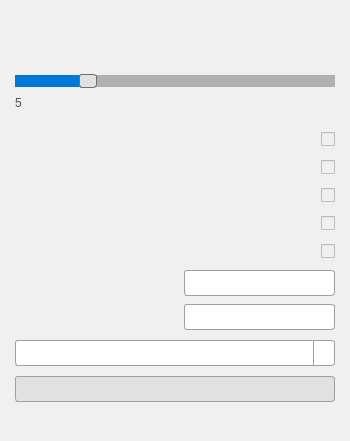
First picture: the form in src/ui/MainWindow.ui, repository Dawson924/MouseFlightControl, before the edit.
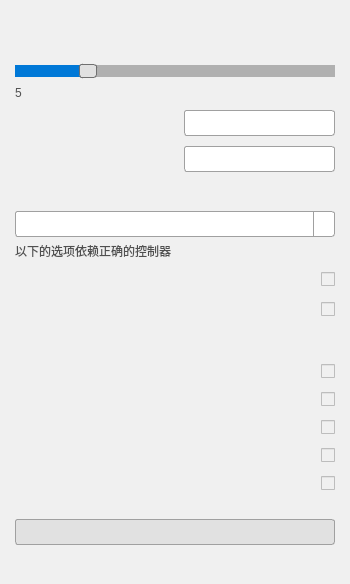
Second picture: the form after the edit. Icons and pictures are not drawn.

Commit message: Update UI layout and wheel axis mode support

The edit to the form file:
```diff
--- a/src/ui/MainWindow.ui
+++ b/src/ui/MainWindow.ui
@@ -14,7 +14,6 @@
             <string notr="true">
                 QMainWindow {
                 background-color: #F0F0F0;
-                font-family: 'Segoe UI';
                 font-size: 9pt;
                 }
                 QWidget {
@@ -64,16 +63,17 @@
                 border-radius: 3px;
                 padding: 4px;
                 background: white;
-                min-width: 80px;
+                min-width: 120px;
+                max-width: 240px;
                 }
-                QComboBox {
+                #controllerComboBox {
                 border: 1px solid #A0A0A0;
                 border-radius: 3px;
                 padding: 4px;
                 background: white;
                 min-width: 120px;
                 }
-                QComboBox::drop-down {
+                #controllerComboBox::drop-down {
                 subcontrol-origin: padding;
                 subcontrol-position: top right;
                 width: 20px;
@@ -83,12 +83,12 @@
                 border-top-right-radius: 3px;
                 border-bottom-right-radius: 3px;
                 }
-                QComboBox::down-arrow {
+                #controllerComboBox::down-arrow {
                 image: url(assets/down_arrow.svg);
                 width: 16px;
                 height: 16px;
                 }
-                QComboBox QAbstractItemView {
+                #controllerComboBox QAbstractItemView {
                 border: 1px solid #A0A0A0;
                 background: white;
                 selection-background-color: #E1E1E1;
@@ -102,7 +102,7 @@
                     <number>15</number>
                 </property>
                 <property name="topMargin">
-                    <number>0</number>
+                    <number>10</number>
                 </property>
                 <property name="rightMargin">
                     <number>15</number>
@@ -124,7 +124,7 @@
                             <set>Qt::AlignCenter</set>
                         </property>
                         <property name="styleSheet">
-                            <string notr="true">font-size: 14pt; font-weight: bold; margin: 10px 0;
+                            <string notr="true">font-size: 14pt; font-weight: bold;
                                 color: #000000;</string>
                         </property>
                     </widget>
@@ -190,23 +190,212 @@
 
                 <!-- 固定大小分隔符 -->
                 <item>
-                    <spacer name="fixedVerticalSpacer">
-                        <property name="orientation">
-                            <enum>Qt::Vertical</enum>
+                    <layout class="QHBoxLayout">
+                        <property name="spacing">
+                            <number>10</number>
                         </property>
-                        <property name="sizeType">
-                            <enum>QSizePolicy::Fixed</enum>
+                        <item>
+                            <widget class="QLabel" name="toggleEnabledLabel">
+                                <property name="text">
+                                    <string></string>
+                                </property>
+                            </widget>
+                        </item>
+                        <item>
+                            <spacer>
+                                <property name="orientation">
+                                    <enum>Qt::Horizontal</enum>
+                                </property>
+                                <property name="sizeHint" stdset="0">
+                                    <size>
+                                        <width>40</width>
+                                        <height>20</height>
+                                    </size>
+                                </property>
+                            </spacer>
+                        </item>
+                        <item>
+                            <widget class="QLineEdit" name="toggleEnabledKey">
+                                <property name="text">
+                                    <string></string>
+                                </property>
+                            </widget>
+                        </item>
+                    </layout>
+                </item>
+
+                <!-- 控制回中 -->
+                <item>
+                    <layout class="QHBoxLayout" name="centerControlLayout">
+                        <property name="spacing">
+                            <number>10</number>
                         </property>
-                        <property name="sizeHint" stdset="0">
-                            <size>
-                                <width>0</width>
-                                <height>10</height> <!-- 固定10像素高度 -->
-                            </size>
+                        <item>
+                            <widget class="QLabel" name="centerControlLabel">
+                                <property name="text">
+                                    <string></string>
+                                </property>
+                            </widget>
+                        </item>
+                        <item>
+                            <spacer>
+                                <property name="orientation">
+                                    <enum>Qt::Horizontal</enum>
+                                </property>
+                                <property name="sizeHint" stdset="0">
+                                    <size>
+                                        <width>40</width>
+                                        <height>20</height>
+                                    </size>
+                                </property>
+                            </spacer>
+                        </item>
+                        <item>
+                            <widget class="QLineEdit" name="centerControlKey">
+                                <property name="text">
+                                    <string></string>
+                                </property>
+                            </widget>
+                        </item>
+                    </layout>
+                </item>
+
+                <!-- 控制器选择 -->
+                <item>
+                    <layout class="QVBoxLayout">
+                        <property name="spacing">
+                            <number>5</number>
                         </property>
-                    </spacer>
+
+                        <item>
+                            <layout class="QVBoxLayout" name="controllerLayout">
+                                <property name="spacing">
+                                    <number>15</number>
+                                </property>
+                                <item>
+                                    <widget class="QLabel" name="controllerLabel">
+                                        <property name="text">
+                                            <string></string>
+                                        </property>
+                                    </widget>
+                                </item>
+                                <item>
+                                    <widget class="QComboBox" name="controllerComboBox">
+                                        <property name="sizePolicy">
+                                            <sizepolicy hsizetype="Expanding" vsizetype="Fixed">
+                                                <horstretch>0</horstretch>
+                                                <verstretch>0</verstretch>
+                                            </sizepolicy>
+                                        </property>
+                                    </widget>
+                                </item>
+                            </layout>
+                        </item>
+
+                        <!-- 控制器选择提示文本 -->
+                        <item>
+                            <widget class="QLabel" name="controllerHint">
+                                <property name="text">
+                                    <string>以下的选项依赖正确的控制器</string>
+                                </property>
+                                <property name="styleSheet">
+                                    <string notr="true">color: #505050; font-size: 9pt; min-width:
+                                        30px;</string>
+                                </property>
+                            </widget>
+                        </item>
+                    </layout>
                 </item>
 
-                <!-- 设置区域 -->
+                <!-- 控制时视角回中 -->
+                <item>
+                    <layout class="QHBoxLayout">
+                        <property name="spacing">
+                            <number>10</number>
+                        </property>
+                        <item>
+                            <widget class="QLabel" name="viewCenterOnCtrlLabel">
+                                <property name="text">
+                                    <string></string>
+                                </property>
+                            </widget>
+                        </item>
+                        <item>
+                            <spacer>
+                                <property name="orientation">
+                                    <enum>Qt::Horizontal</enum>
+                                </property>
+                                <property name="sizeHint" stdset="0">
+                                    <size>
+                                        <width>40</width>
+                                        <height>20</height>
+                                    </size>
+                                </property>
+                            </spacer>
+                        </item>
+                        <item>
+                            <widget class="QCheckBox" name="viewCenterOnCtrlOption">
+                                <property name="checked">
+                                    <bool>false</bool>
+                                </property>
+                            </widget>
+                        </item>
+                    </layout>
+                </item>
+
+                <!-- 控制时视场正常 -->
+                <item>
+                    <layout class="QHBoxLayout">
+                        <property name="spacing">
+                            <number>10</number>
+                        </property>
+                        <item>
+                            <widget class="QLabel" name="zoomNormalOnCtrlLabel">
+                                <property name="text">
+                                    <string></string>
+                                </property>
+                            </widget>
+                        </item>
+                        <item>
+                            <spacer>
+                                <property name="orientation">
+                                    <enum>Qt::Horizontal</enum>
+                                </property>
+                                <property name="sizeHint" stdset="0">
+                                    <size>
+                                        <width>40</width>
+                                        <height>20</height>
+                                    </size>
+                                </property>
+                            </spacer>
+                        </item>
+                        <item>
+                            <widget class="QCheckBox" name="zoomNormalOnCtrlOption">
+                                <property name="checked">
+                                    <bool>false</bool>
+                                </property>
+                            </widget>
+                        </item>
+                    </layout>
+                </item>
+
+                <!-- 选项标题 -->
+                <item>
+                    <widget class="QLabel" name="optionsTitleLabel">
+                        <property name="text">
+                            <string></string>
+                        </property>
+                        <property name="alignment">
+                            <set>Qt::AlignCenter</set>
+                        </property>
+                        <property name="styleSheet">
+                            <string notr="true">font-size: 14pt; font-weight: bold;
+                                color: #000000;</string>
+                        </property>
+                    </widget>
+                </item>
+
+                <!-- 选项区域 -->
                 <item>
                     <layout class="QVBoxLayout">
                         <!-- 修复：将spacing作为property元素 -->
@@ -221,7 +410,7 @@
                                     <number>10</number>
                                 </property>
                                 <item>
-                                    <widget class="QLabel" name="cursorOverhaulLabel">
+                                    <widget class="QLabel" name="showCursorLabel">
                                         <property name="text">
                                             <string></string>
                                         </property>
@@ -241,7 +430,7 @@
                                     </spacer>
                                 </item>
                                 <item>
-                                    <widget class="QCheckBox" name="cursorOverhaulOption">
+                                    <widget class="QCheckBox" name="showCursorOption">
                                         <property name="checked">
                                             <bool>false</bool>
                                         </property>
@@ -322,42 +511,6 @@
                             </layout>
                         </item>
 
-                        <!-- 控制时视角回中 -->
-                        <item>
-                            <layout class="QHBoxLayout">
-                                <property name="spacing">
-                                    <number>10</number>
-                                </property>
-                                <item>
-                                    <widget class="QLabel" name="viewCenterOnCtrlLabel">
-                                        <property name="text">
-                                            <string></string>
-                                        </property>
-                                    </widget>
-                                </item>
-                                <item>
-                                    <spacer>
-                                        <property name="orientation">
-                                            <enum>Qt::Horizontal</enum>
-                                        </property>
-                                        <property name="sizeHint" stdset="0">
-                                            <size>
-                                                <width>40</width>
-                                                <height>20</height>
-                                            </size>
-                                        </property>
-                                    </spacer>
-                                </item>
-                                <item>
-                                    <widget class="QCheckBox" name="viewCenterOnCtrlOption">
-                                        <property name="checked">
-                                            <bool>false</bool>
-                                        </property>
-                                    </widget>
-                                </item>
-                            </layout>
-                        </item>
-
                         <!-- 鼠标位置记忆 -->
                         <item>
                             <layout class="QHBoxLayout">
@@ -365,7 +518,7 @@
                                     <number>10</number>
                                 </property>
                                 <item>
-                                    <widget class="QLabel" name="memorizeMousePosLabel">
+                                    <widget class="QLabel" name="memorizeAxisPosLabel">
                                         <property name="text">
                                             <string></string>
                                         </property>
@@ -385,7 +538,7 @@
                                     </spacer>
                                 </item>
                                 <item>
-                                    <widget class="QCheckBox" name="memorizeMousePosOption">
+                                    <widget class="QCheckBox" name="memorizeAxisPosOption">
                                         <property name="checked">
                                             <bool>false</bool>
                                         </property>
@@ -394,14 +547,14 @@
                             </layout>
                         </item>
 
-                        <!-- 切换控制 -->
+                        <!-- 鼠标滚轮轴 -->
                         <item>
                             <layout class="QHBoxLayout">
                                 <property name="spacing">
                                     <number>10</number>
                                 </property>
                                 <item>
-                                    <widget class="QLabel" name="toggleEnabledLabel">
+                                    <widget class="QLabel" name="wheelAxisModeLabel">
                                         <property name="text">
                                             <string></string>
                                         </property>
@@ -421,45 +574,9 @@
                                     </spacer>
                                 </item>
                                 <item>
-                                    <widget class="QLineEdit" name="toggleEnabledKey">
-                                        <property name="text">
-                                            <string></string>
-                                        </property>
-                                    </widget>
-                                </item>
-                            </layout>
-                        </item>
-
-                        <!-- 控制回中 -->
-                        <item>
-                            <layout class="QHBoxLayout" name="centerControlLayout">
-                                <property name="spacing">
-                                    <number>10</number>
-                                </property>
-                                <item>
-                                    <widget class="QLabel" name="centerControlLabel">
-                                        <property name="text">
-                                            <string></string>
-                                        </property>
-                                    </widget>
-                                </item>
-                                <item>
-                                    <spacer>
-                                        <property name="orientation">
-                                            <enum>Qt::Horizontal</enum>
-                                        </property>
-                                        <property name="sizeHint" stdset="0">
-                                            <size>
-                                                <width>40</width>
-                                                <height>20</height>
-                                            </size>
-                                        </property>
-                                    </spacer>
-                                </item>
-                                <item>
-                                    <widget class="QLineEdit" name="centerControlKey">
-                                        <property name="text">
-                                            <string></string>
+                                    <widget class="QCheckBox" name="wheelAxisModeOption">
+                                        <property name="checked">
+                                            <bool>false</bool>
                                         </property>
                                     </widget>
                                 </item>
@@ -468,7 +585,7 @@
                     </layout>
                 </item>
 
-                <!-- 添加的垂直弹簧 -->
+                <!-- 垂直弹簧 -->
                 <item>
                     <spacer name="verticalSpacer_sensitivity">
                         <property name="orientation">
@@ -484,8 +601,20 @@
                 </item>
 
                 <item>
-                    <widget class="QComboBox" name="modeComboBox">
-                    </widget>
+                    <spacer>
+                        <property name="orientation">
+                            <enum>Qt::Vertical</enum>
+                        </property>
+                        <property name="sizeType">
+                            <enum>QSizePolicy::Fixed</enum>
+                        </property>
+                        <property name="sizeHint" stdset="0">
+                            <size>
+                                <width>0</width>
+                                <height>15</height>
+                            </size>
+                        </property>
+                    </spacer>
                 </item>
 
                 <!-- 启动/停止按钮 -->
```
Left out of the diff: 9 changed lines with no effect on the pictures. The commit also changes 7 other files.
